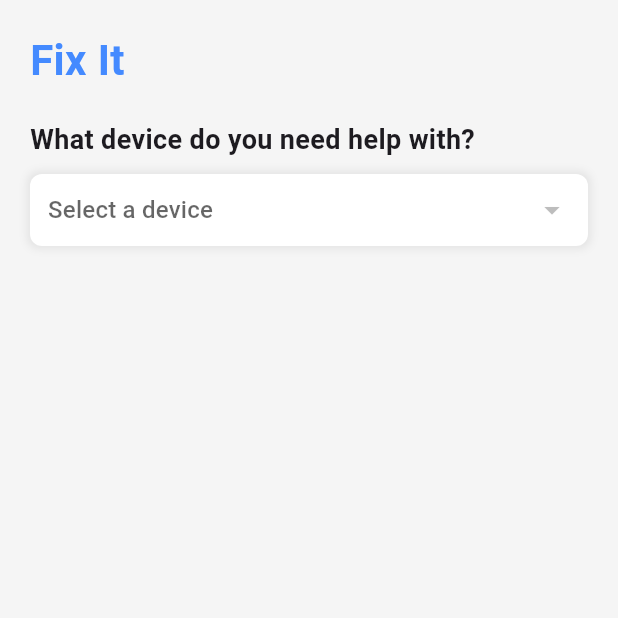
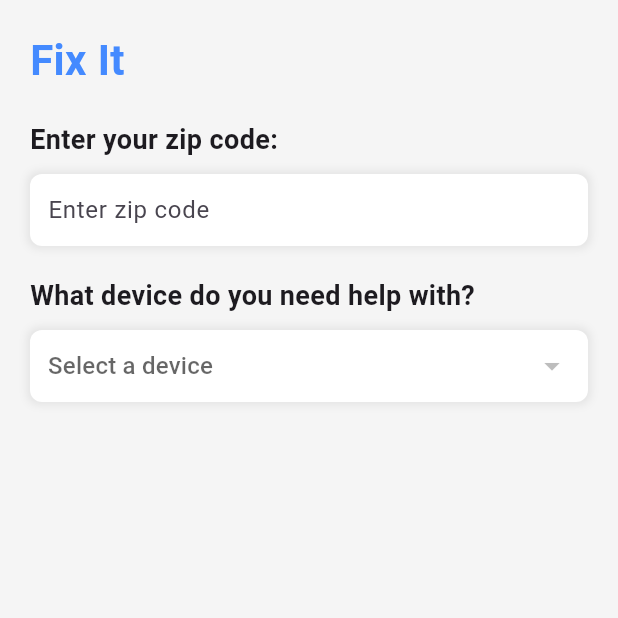
Before and after one commit to ShanandaDokka/RepairIt, a Flutter app: the FixItPage screen opened directly, on a phone screen of 412 x 824 dp, the top half of it. Run offline on Flutter 3.47's test engine with Material 3 defaults, Android fonts, the phone set to English and light mode, and no system bars; our stand-ins replace firebase_auth, firebase_core, flutter_dotenv, google_generative_ai, shared_preferences; accounts and stored records are empty; network calls fail; statements that could not run were skipped.

```diff
--- a/lib/fix_it_page.dart
+++ b/lib/fix_it_page.dart
@@ -16,6 +16,8 @@ class _FixItPageState extends State<FixItPage> {
   bool isCustomProblem = false;
   String customProblemDescription = '';
   final GeminiApi _gemini = GeminiApi();
+  String zipCode = '';
+
 
   final ScrollController _scrollController = ScrollController(); // Scroll controller
   final GlobalKey _submitButtonKey = GlobalKey(); // GlobalKey for the submit button
@@ -77,7 +79,7 @@ class _FixItPageState extends State<FixItPage> {
       repairOptions = {};
     });
 
-    String repairSolution = await _fetchData("My $device device has this issue: $issue. I have three options for repair: at-home, independent repair shops, or manufacturer repair. First, list the one you think is best only writing the phrase \"at-home repair\", \"independent business\", or \"manufacturer repair\". Then, in a new paragraph for each, write a small paragraph about the cost/convenience of each option respectively. Make the answers specific to the device and issue.");
+    String repairSolution = await _fetchData("My $device device has this issue: $issue. I live in this zip-code $zipCode, and have three options for repair: at-home, independent repair shops, or manufacturer repair. First, list the one you think is best only writing the phrase \"at-home repair\", \"independent business\", or \"manufacturer repair\". Then, in a new paragraph for each, write a small paragraph about the cost/convenience of each option respectively. Make the answers specific to the device and issue and zip code.");
 
     // Simulated response parsing
     setState(() {
@@ -131,6 +133,38 @@ class _FixItPageState extends State<FixItPage> {
                 fontSize: 28,
                 fontWeight: FontWeight.bold,
                 color: Colors.blueAccent,
+              ),
+            ),
+            SizedBox(height: 20),
+            Text(
+              'Enter your zip code:',
+              style: TextStyle(fontSize: 18, fontWeight: FontWeight.w600),
+            ),
+            SizedBox(height: 10),
+            Container(
+              padding: EdgeInsets.symmetric(horizontal: 12),
+              decoration: BoxDecoration(
+                color: Colors.white,
+                borderRadius: BorderRadius.circular(8),
+                boxShadow: [
+                  BoxShadow(
+                    color: Colors.grey.withOpacity(0.2),
+                    spreadRadius: 2,
+                    blurRadius: 4,
+                  ),
+                ],
+              ),
+              child: TextField(
+                onChanged: (value) {
+                  setState(() {
+                    zipCode = value;
+                  });
+                },
+                decoration: InputDecoration(
+                  hintText: "Enter zip code",
+                  border: InputBorder.none,
+                ),
+                keyboardType: TextInputType.number,
               ),
             ),
             SizedBox(height: 20),
@@ -228,11 +262,16 @@ class _FixItPageState extends State<FixItPage> {
                 child: ElevatedButton(
                   key: _submitButtonKey, // Key for the submit button
                   onPressed: () {
-                    if (selectedProblemCategory != null) {
+                    if (selectedProblemCategory != null && zipCode.isNotEmpty) {
                       String issue = isCustomProblem
                           ? customProblemDescription
                           : selectedProblemCategory!;
                       _getHelpForDevice(selectedDevice!, issue);
+                    } else {
+                      // Show an error message if zip code is empty
+                      ScaffoldMessenger.of(context).showSnackBar(
+                        SnackBar(content: Text('Please enter a zip code')),
+                      );
                     }
                   },
                   style: ElevatedButton.styleFrom(
@@ -292,6 +331,7 @@ class _FixItPageState extends State<FixItPage> {
                   ),
                 ),
               ],
+
             ],
           ],
         ),
```
